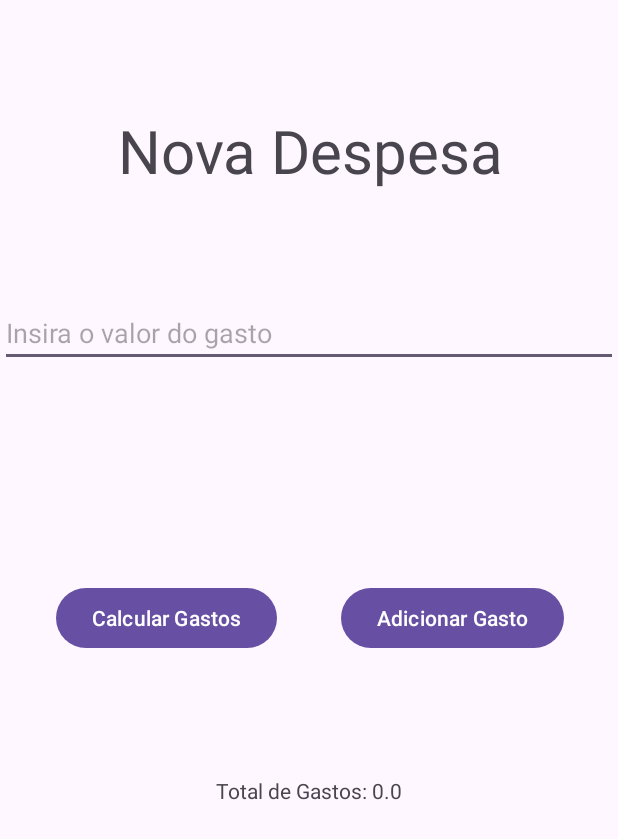
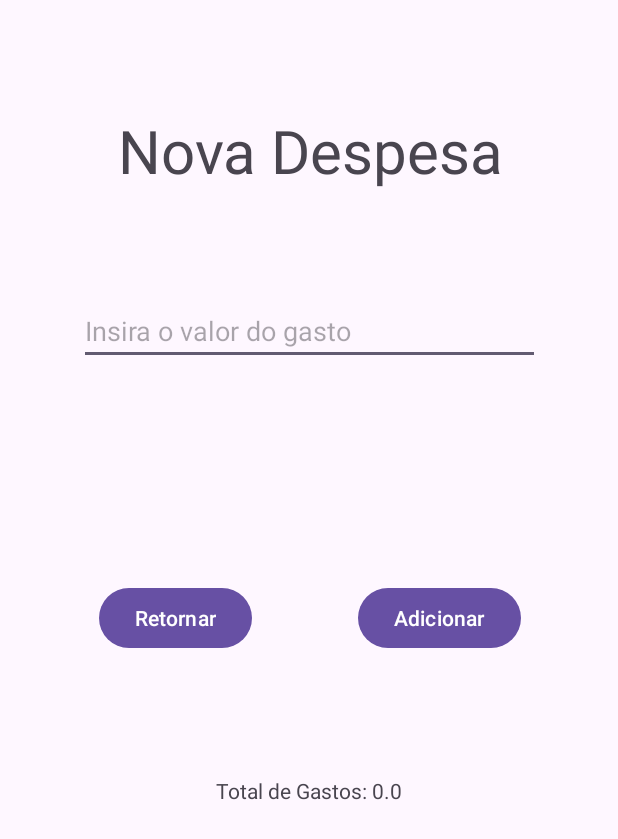
Before and after one commit to Paulo395/Financas, an Android app: the DespesaActivity screen opened directly, with no data from a screen before it, on a phone screen of 412 x 824 dp. Shown: the top 839 px of the screen. Run offline under Robolectric (Android 15) with nearby library versions, the phone set to English and light mode, and no system bars.

Commit message:
Correção de Logica

```diff
--- a/app/src/main/java/com/example/financas/DespesaActivity.kt
+++ b/app/src/main/java/com/example/financas/DespesaActivity.kt
@@ -5,11 +5,13 @@ import androidx.appcompat.app.AppCompatActivity
 import android.os.Bundle
 import android.widget.Button
 import android.widget.EditText
+import android.widget.TextView
 
 class DespesaActivity : AppCompatActivity() {
     private lateinit var btnAdicionarGasto: Button
-    private lateinit var btnCalcularGastos: Button
+    private lateinit var btnRetornar: Button
     private lateinit var valorGastoEditText: EditText
+    private lateinit var txtTotalGastos: TextView
     private var totalGastos: Double = 0.0
 
     override fun onCreate(savedInstanceState: Bundle?) {
@@ -17,15 +19,16 @@ class DespesaActivity : AppCompatActivity() {
         setContentView(R.layout.activity_despesa)
 
         btnAdicionarGasto = findViewById(R.id.btnAdicionarGasto)
-        btnCalcularGastos = findViewById(R.id.btnCalcularGastos)
+        btnRetornar = findViewById(R.id.btnRetornar)
         valorGastoEditText = findViewById(R.id.editValorGasto)
+        txtTotalGastos = findViewById(R.id.txtTotalGastos)
 
         btnAdicionarGasto.setOnClickListener {
             adicionarGasto()
         }
 
-        btnCalcularGastos.setOnClickListener {
-            calcularGastos()
+        btnRetornar.setOnClickListener {
+            retornarValor()
         }
     }
 
@@ -38,10 +41,13 @@ class DespesaActivity : AppCompatActivity() {
 
             // Limpa o campo de entrada
             valorGastoEditText.text.clear()
+
+            //Exibe o total de gastos em tela
+            txtTotalGastos.text = totalGastos.toString()
         }
     }
 
-    private fun calcularGastos() {
+    private fun retornarValor() {
         // Passa o total de gastos para a FinancaActivity
         val intent = Intent(this, FinancaActivity::class.java)
         intent.putExtra("totalGastos", totalGastos)
--- a/app/src/main/java/com/example/financas/MainActivity.kt
+++ b/app/src/main/java/com/example/financas/MainActivity.kt
@@ -37,8 +37,8 @@ class MainActivity : AppCompatActivity() {
     }
 
     private fun validarCredenciais(nomeUsuario: String, senha: String): Boolean {
-        val usuarioCorreto = "exemplo"
-        val senhaCorreta = "senha123"
+        val usuarioCorreto = "a"
+        val senhaCorreta = "a"
         return nomeUsuario == usuarioCorreto && senha == senhaCorreta
     }
 }
--- a/app/src/main/res/layout/activity_despesa.xml
+++ b/app/src/main/res/layout/activity_despesa.xml
@@ -22,8 +22,8 @@
 
     <EditText
         android:id="@+id/editValorGasto"
-        android:layout_width="0dp"
-        android:layout_height="wrap_content"
+        android:layout_width="307dp"
+        android:layout_height="44dp"
         android:layout_marginTop="199dp"
         android:hint="Insira o valor do gasto"
         android:inputType="numberDecimal"
@@ -36,19 +36,19 @@
         android:layout_width="wrap_content"
         android:layout_height="wrap_content"
         android:layout_below="@id/editValorGasto"
-        android:text="Adicionar Gasto"
-        app:layout_constraintBaseline_toBaselineOf="@+id/btnCalcularGastos"
+        android:text="Adicionar"
+        app:layout_constraintBaseline_toBaselineOf="@+id/btnRetornar"
         app:layout_constraintEnd_toEndOf="parent"
-        app:layout_constraintStart_toEndOf="@+id/btnCalcularGastos" />
+        app:layout_constraintStart_toEndOf="@+id/btnRetornar" />
 
     <Button
-        android:id="@+id/btnCalcularGastos"
+        android:id="@+id/btnRetornar"
         android:layout_width="wrap_content"
         android:layout_height="wrap_content"
         android:layout_below="@id/btnAdicionarGasto"
         android:layout_marginStart="1dp"
         android:layout_marginEnd="6dp"
-        android:text="Calcular Gastos"
+        android:text="Retornar"
         app:layout_constraintBottom_toBottomOf="parent"
         app:layout_constraintEnd_toStartOf="@+id/btnAdicionarGasto"
         app:layout_constraintStart_toStartOf="parent"
@@ -58,7 +58,7 @@
         android:id="@+id/txtTotalGastos"
         android:layout_width="wrap_content"
         android:layout_height="wrap_content"
-        android:layout_below="@id/btnCalcularGastos"
+        android:layout_below="@id/btnRetornar"
         android:layout_marginTop="81dp"
         android:text="Total de Gastos: 0.0"
         app:layout_constraintEnd_toEndOf="parent"
```
Also changed, not shown: app/src/main/java/com/example/financas/FinancaActivity.kt (+13 -8 lines), app/src/main/res/layout/activity_financa.xml (+4 -4 lines), 1 other file.
